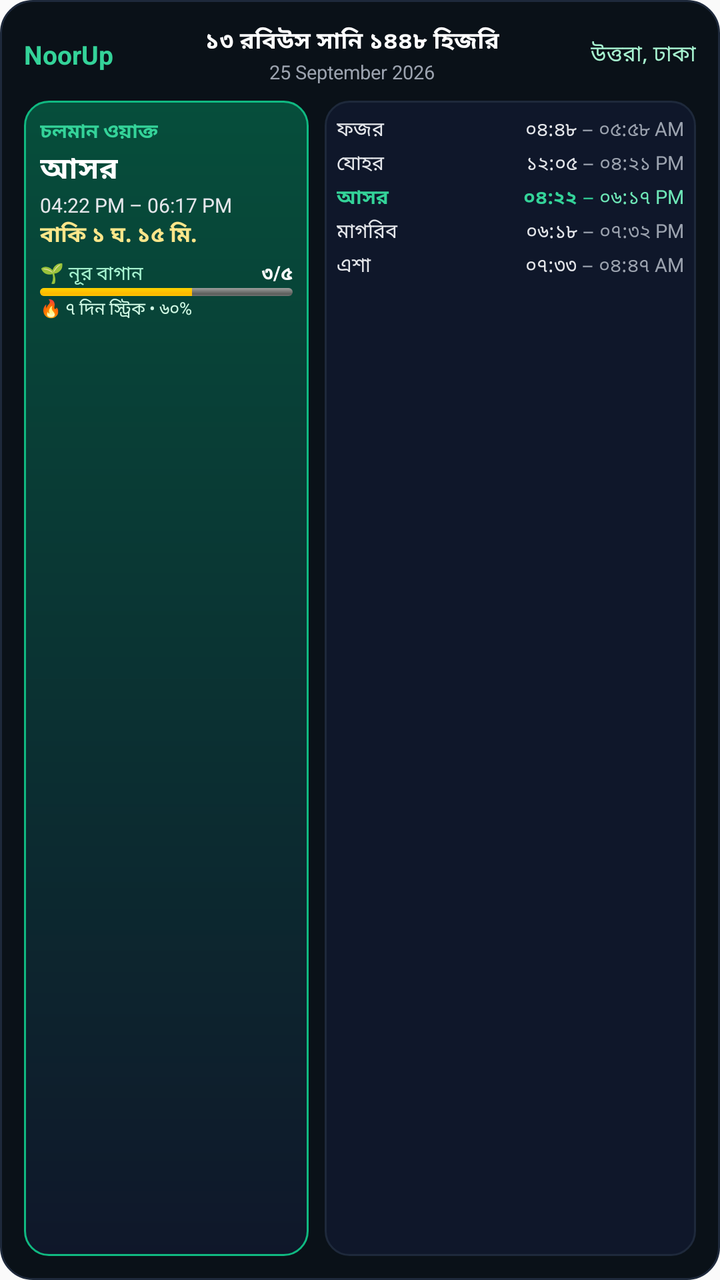
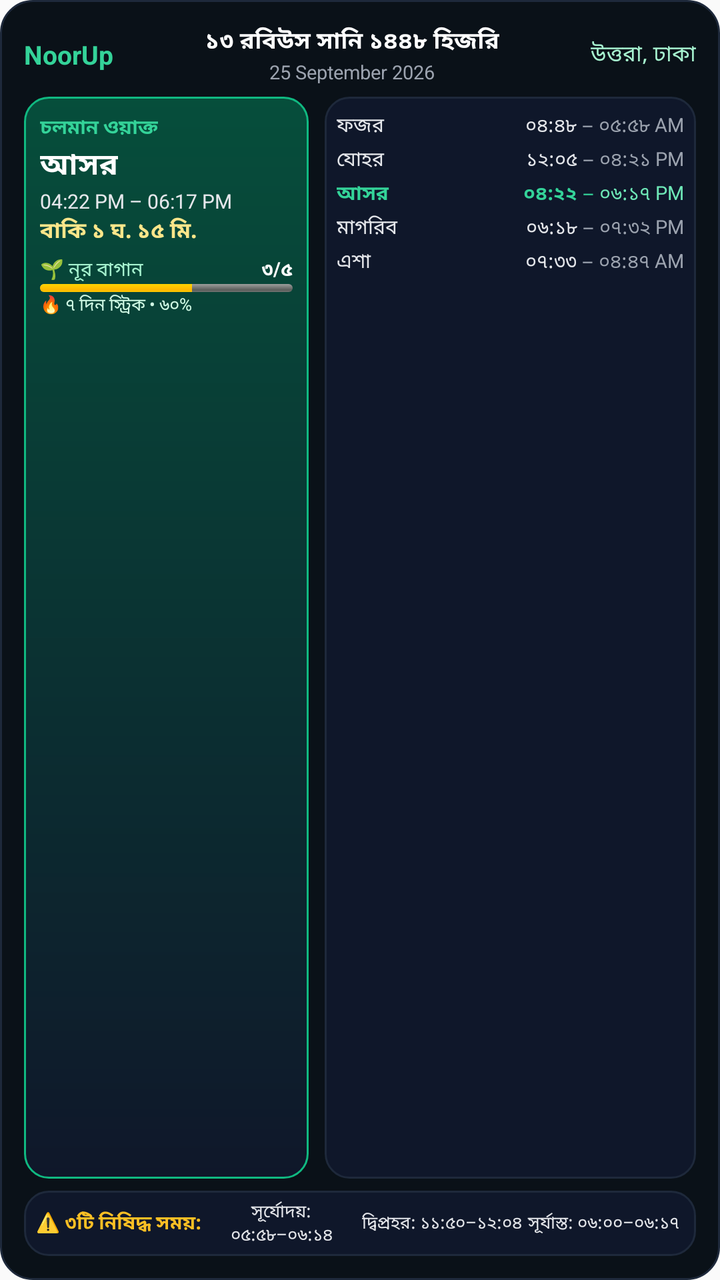

Screens rendered from an Android XML layout before and after an edit, with the pre-edit source and the edit as a unified diff.
<!-- AndroidManifest.xml: application theme Theme.NoorUp -->
<!-- res/layout/noorup_widget.xml -->
<?xml version="1.0" encoding="utf-8"?>
<LinearLayout xmlns:android="http://schemas.android.com/apk/res/android"
    android:id="@+id/widget_root"
    android:layout_width="match_parent"
    android:layout_height="match_parent"
    android:orientation="vertical"
    android:background="@drawable/widget_bg"
    android:padding="12dp">

    
    <LinearLayout
        android:layout_width="match_parent"
        android:layout_height="wrap_content"
        android:orientation="horizontal"
        android:gravity="center_vertical">

        <TextView
            android:id="@+id/widget_brand_name"
            android:layout_width="wrap_content"
            android:layout_height="wrap_content"
            android:text="NoorUp"
            android:textColor="#34D399"
            android:textSize="13sp"
            android:textStyle="bold" />

        <LinearLayout
            android:layout_width="0dp"
            android:layout_height="wrap_content"
            android:layout_weight="1"
            android:gravity="center"
            android:orientation="vertical">

            <TextView
                android:id="@+id/widget_hijri_date"
                android:layout_width="wrap_content"
                android:layout_height="wrap_content"
                android:text="১৩ রবিউস সানি ১৪৪৮ হিজরি"
                android:textColor="#FFFFFF"
                android:textSize="11.5sp"
                android:textStyle="bold" />

            <TextView
                android:id="@+id/widget_gregorian_date"
                android:layout_width="wrap_content"
                android:layout_height="wrap_content"
                android:text="25 September 2026"
                android:textColor="#9CA3AF"
                android:textSize="9.5sp" />
        </LinearLayout>

        <TextView
            android:id="@+id/widget_city"
            android:layout_width="wrap_content"
            android:layout_height="wrap_content"
            android:text="উত্তরা, ঢাকা"
            android:textColor="#A7F3D0"
            android:textSize="11sp" />
    </LinearLayout>

    
    <LinearLayout
        android:layout_width="match_parent"
        android:layout_height="0dp"
        android:layout_weight="1"
        android:layout_marginTop="8dp"
        android:orientation="horizontal">

        
        <LinearLayout
            android:id="@+id/widget_hero_card"
            android:layout_width="0dp"
            android:layout_height="match_parent"
            android:layout_weight="1"
            android:orientation="vertical"
            android:background="@drawable/widget_hero_card_bg"
            android:padding="8dp">

            <TextView
                android:id="@+id/widget_active_stage_label"
                android:layout_width="wrap_content"
                android:layout_height="wrap_content"
                android:text="চলমান ওয়াক্ত"
                android:textColor="#34D399"
                android:textSize="10sp"
                android:textStyle="bold" />

            <TextView
                android:id="@+id/widget_active_name"
                android:layout_width="wrap_content"
                android:layout_height="wrap_content"
                android:text="আসর"
                android:textColor="#FFFFFF"
                android:textSize="15sp"
                android:textStyle="bold" />

            <TextView
                android:id="@+id/widget_active_window"
                android:layout_width="wrap_content"
                android:layout_height="wrap_content"
                android:text="04:22 PM – 06:17 PM"
                android:textColor="#E5E7EB"
                android:textSize="10sp" />

            <TextView
                android:id="@+id/widget_active_countdown"
                android:layout_width="wrap_content"
                android:layout_height="wrap_content"
                android:text="বাকি ১ ঘ. ১৫ মি."
                android:textColor="#FDE68A"
                android:textSize="11sp"
                android:textStyle="bold" />

            <LinearLayout
                android:layout_width="match_parent"
                android:layout_height="wrap_content"
                android:layout_marginTop="4dp"
                android:orientation="vertical">

                <LinearLayout
                    android:layout_width="match_parent"
                    android:layout_height="wrap_content"
                    android:orientation="horizontal">

                    <TextView
                        android:id="@+id/widget_garden_label"
                        android:layout_width="0dp"
                        android:layout_height="wrap_content"
                        android:layout_weight="1"
                        android:text="🌱 নূর বাগান"
                        android:textColor="#A7F3D0"
                        android:textSize="9.5sp" />

                    <TextView
                        android:id="@+id/widget_garden_ratio"
                        android:layout_width="wrap_content"
                        android:layout_height="wrap_content"
                        android:text="৩/৫"
                        android:textColor="#FFFFFF"
                        android:textSize="9.5sp"
                        android:textStyle="bold" />
                </LinearLayout>

                <ProgressBar
                    android:id="@+id/widget_garden_progress"
                    style="@android:style/Widget.ProgressBar.Horizontal"
                    android:layout_width="match_parent"
                    android:layout_height="4dp"
                    android:max="5"
                    android:progress="3" />

                <TextView
                    android:id="@+id/widget_garden_streak"
                    android:layout_width="wrap_content"
                    android:layout_height="wrap_content"
                    android:text="🔥 ৭ দিন স্ট্রিক • ৬০%"
                    android:textColor="#D1FAE5"
                    android:textSize="8.5sp" />
            </LinearLayout>
        </LinearLayout>

        
        <LinearLayout
            android:id="@+id/widget_timeline_card"
            android:layout_width="0dp"
            android:layout_height="match_parent"
            android:layout_weight="1.3"
            android:layout_marginStart="8dp"
            android:orientation="vertical"
            android:background="@drawable/widget_timeline_card_bg"
            android:padding="6dp">

            
            <LinearLayout
                android:id="@+id/widget_fajr_row"
                android:layout_width="match_parent"
                android:layout_height="wrap_content"
                android:orientation="horizontal"
                android:gravity="center_vertical"
                android:paddingVertical="1dp">

                <TextView
                    android:id="@+id/widget_fajr_name"
                    android:layout_width="0dp"
                    android:layout_height="wrap_content"
                    android:layout_weight="1"
                    android:text="ফজর"
                    android:textColor="#E5E7EB"
                    android:textSize="10sp" />

                <TextView
                    android:id="@+id/widget_fajr_start"
                    android:layout_width="wrap_content"
                    android:layout_height="wrap_content"
                    android:text="০৪:৪৮"
                    android:textColor="#E5E7EB"
                    android:textSize="9.5sp" />

                <TextView
                    android:layout_width="wrap_content"
                    android:layout_height="wrap_content"
                    android:text=" – "
                    android:textColor="#9CA3AF"
                    android:textSize="9.5sp" />

                <TextView
                    android:id="@+id/widget_fajr_end"
                    android:layout_width="wrap_content"
                    android:layout_height="wrap_content"
                    android:text="০৫:৫৮ AM"
                    android:textColor="#9CA3AF"
                    android:textSize="9.5sp" />
            </LinearLayout>

            
            <LinearLayout
                android:id="@+id/widget_dhuhr_row"
                android:layout_width="match_parent"
                android:layout_height="wrap_content"
                android:orientation="horizontal"
                android:gravity="center_vertical"
                android:paddingVertical="1dp">

                <TextView
                    android:id="@+id/widget_dhuhr_name"
                    android:layout_width="0dp"
                    android:layout_height="wrap_content"
                    android:layout_weight="1"
                    android:text="যোহর"
                    android:textColor="#E5E7EB"
                    android:textSize="10sp" />

                <TextView
                    android:id="@+id/widget_dhuhr_start"
                    android:layout_width="wrap_content"
                    android:layout_height="wrap_content"
                    android:text="১২:০৫"
                    android:textColor="#E5E7EB"
                    android:textSize="9.5sp" />

                <TextView
                    android:layout_width="wrap_content"
                    android:layout_height="wrap_content"
                    android:text=" – "
                    android:textColor="#9CA3AF"
                    android:textSize="9.5sp" />

                <TextView
                    android:id="@+id/widget_dhuhr_end"
                    android:layout_width="wrap_content"
                    android:layout_height="wrap_content"
                    android:text="০৪:২১ PM"
                    android:textColor="#9CA3AF"
                    android:textSize="9.5sp" />
            </LinearLayout>

            
            <LinearLayout
                android:id="@+id/widget_asr_row"
                android:layout_width="match_parent"
                android:layout_height="wrap_content"
                android:orientation="horizontal"
                android:gravity="center_vertical"
                android:paddingVertical="1dp">

                <TextView
                    android:id="@+id/widget_asr_name"
                    android:layout_width="0dp"
                    android:layout_height="wrap_content"
                    android:layout_weight="1"
                    android:text="আসর"
                    android:textColor="#34D399"
                    android:textSize="10sp"
                    android:textStyle="bold" />

                <TextView
                    android:id="@+id/widget_asr_start"
                    android:layout_width="wrap_content"
                    android:layout_height="wrap_content"
                    android:text="০৪:২২"
                    android:textColor="#34D399"
                    android:textSize="9.5sp"
                    android:textStyle="bold" />

                <TextView
                    android:layout_width="wrap_content"
                    android:layout_height="wrap_content"
                    android:text=" – "
                    android:textColor="#34D399"
                    android:textSize="9.5sp" />

                <TextView
                    android:id="@+id/widget_asr_end"
                    android:layout_width="wrap_content"
                    android:layout_height="wrap_content"
                    android:text="০৬:১৭ PM"
                    android:textColor="#6EE7B7"
                    android:textSize="9.5sp" />
            </LinearLayout>

            
            <LinearLayout
                android:id="@+id/widget_maghrib_row"
                android:layout_width="match_parent"
                android:layout_height="wrap_content"
                android:orientation="horizontal"
                android:gravity="center_vertical"
                android:paddingVertical="1dp">

                <TextView
                    android:id="@+id/widget_maghrib_name"
                    android:layout_width="0dp"
                    android:layout_height="wrap_content"
                    android:layout_weight="1"
                    android:text="মাগরিব"
                    android:textColor="#E5E7EB"
                    android:textSize="10sp" />

                <TextView
                    android:id="@+id/widget_maghrib_start"
                    android:layout_width="wrap_content"
                    android:layout_height="wrap_content"
                    android:text="০৬:১৮"
                    android:textColor="#E5E7EB"
                    android:textSize="9.5sp" />

                <TextView
                    android:layout_width="wrap_content"
                    android:layout_height="wrap_content"
                    android:text=" – "
                    android:textColor="#9CA3AF"
                    android:textSize="9.5sp" />

                <TextView
                    android:id="@+id/widget_maghrib_end"
                    android:layout_width="wrap_content"
                    android:layout_height="wrap_content"
                    android:text="০৭:৩২ PM"
                    android:textColor="#9CA3AF"
                    android:textSize="9.5sp" />
            </LinearLayout>

            
            <LinearLayout
                android:id="@+id/widget_isha_row"
                android:layout_width="match_parent"
                android:layout_height="wrap_content"
                android:orientation="horizontal"
                android:gravity="center_vertical"
                android:paddingVertical="1dp">

                <TextView
                    android:id="@+id/widget_isha_name"
                    android:layout_width="0dp"
                    android:layout_height="wrap_content"
                    android:layout_weight="1"
                    android:text="এশা"
                    android:textColor="#E5E7EB"
                    android:textSize="10sp" />

                <TextView
                    android:id="@+id/widget_isha_start"
                    android:layout_width="wrap_content"
                    android:layout_height="wrap_content"
                    android:text="০৭:৩৩"
                    android:textColor="#E5E7EB"
                    android:textSize="9.5sp" />

                <TextView
                    android:layout_width="wrap_content"
                    android:layout_height="wrap_content"
                    android:text=" – "
                    android:textColor="#9CA3AF"
                    android:textSize="9.5sp" />

                <TextView
                    android:id="@+id/widget_isha_end"
                    android:layout_width="wrap_content"
                    android:layout_height="wrap_content"
                    android:text="০৪:৪৭ AM"
                    android:textColor="#9CA3AF"
                    android:textSize="9.5sp" />
            </LinearLayout>
        </LinearLayout>
    </LinearLayout>
</LinearLayout>
<!-- resources referenced by this layout -->
<resources>
  <!-- drawable widget_bg (drawable) -->
  <?xml version="1.0" encoding="utf-8"?>
  <shape xmlns:android="http://schemas.android.com/apk/res/android"
      android:shape="rectangle">
      <corners android:radius="16dp" />
      <solid android:color="#0A1118" />
      <stroke
          android:width="1dp"
          android:color="#1E293B" />
  </shape>
  <!-- drawable widget_hero_card_bg (drawable) -->
  <?xml version="1.0" encoding="utf-8"?>
  <shape xmlns:android="http://schemas.android.com/apk/res/android"
      android:shape="rectangle">
      <corners android:radius="12dp" />
      <gradient
          android:startColor="#064E3B"
          android:endColor="#0F172A"
          android:angle="270" />
      <stroke
          android:width="1dp"
          android:color="#10B981" />
  </shape>
  <!-- drawable widget_timeline_card_bg (drawable) -->
  <?xml version="1.0" encoding="utf-8"?>
  <shape xmlns:android="http://schemas.android.com/apk/res/android"
      android:shape="rectangle">
      <corners android:radius="12dp" />
      <solid android:color="#0F172A" />
      <stroke
          android:width="1dp"
          android:color="#1E293B" />
  </shape>
  <style name="Theme.NoorUp" parent="android:Theme.Material.Light.NoActionBar">
          <item name="android:statusBarColor">@android:color/transparent</item>
          <item name="android:navigationBarColor">@android:color/transparent</item>
      </style>
</resources>

<!-- the commit's change to res/layout/noorup_widget.xml (unified diff, before → after) -->
@@ -62,7 +62,7 @@
         android:layout_width="match_parent"
         android:layout_height="0dp"
         android:layout_weight="1"
-        android:layout_marginTop="8dp"
+        android:layout_marginTop="6dp"
         android:orientation="horizontal">
 
         
@@ -382,4 +382,56 @@
             </LinearLayout>
         </LinearLayout>
     </LinearLayout>
+
+    
+    <LinearLayout
+        android:id="@+id/widget_prohibited_bar"
+        android:layout_width="match_parent"
+        android:layout_height="wrap_content"
+        android:layout_marginTop="6dp"
+        android:orientation="horizontal"
+        android:gravity="center_vertical"
+        android:background="@drawable/widget_timeline_card_bg"
+        android:paddingHorizontal="6dp"
+        android:paddingVertical="4dp">
+
+        <TextView
+            android:id="@+id/widget_prohibited_label"
+            android:layout_width="wrap_content"
+            android:layout_height="wrap_content"
+            android:text="⚠️ ৩টি নিষিদ্ধ সময়:"
+            android:textColor="#FBBF24"
+            android:textSize="9.5sp"
+            android:textStyle="bold" />
+
+        <TextView
+            android:id="@+id/widget_prohibited_sunrise"
+            android:layout_width="0dp"
+            android:layout_height="wrap_content"
+            android:layout_weight="1"
+            android:gravity="center"
+            android:text="সূর্যোদয়: ০৫:৫৮–০৬:১৪"
+            android:textColor="#E5E7EB"
+            android:textSize="8.5sp" />
+
+        <TextView
+            android:id="@+id/widget_prohibited_zawal"
+            android:layout_width="0dp"
+            android:layout_height="wrap_content"
+            android:layout_weight="1"
+            android:gravity="center"
+            android:text="দ্বিপ্রহর: ১১:৫০–১২:০৪"
+            android:textColor="#E5E7EB"
+            android:textSize="8.5sp" />
+
+        <TextView
+            android:id="@+id/widget_prohibited_sunset"
+            android:layout_width="0dp"
+            android:layout_height="wrap_content"
+            android:layout_weight="1"
+            android:gravity="center"
+            android:text="সূর্যাস্ত: ০৬:০০–০৬:১৭"
+            android:textColor="#E5E7EB"
+            android:textSize="8.5sp" />
+    </LinearLayout>
 </LinearLayout>
